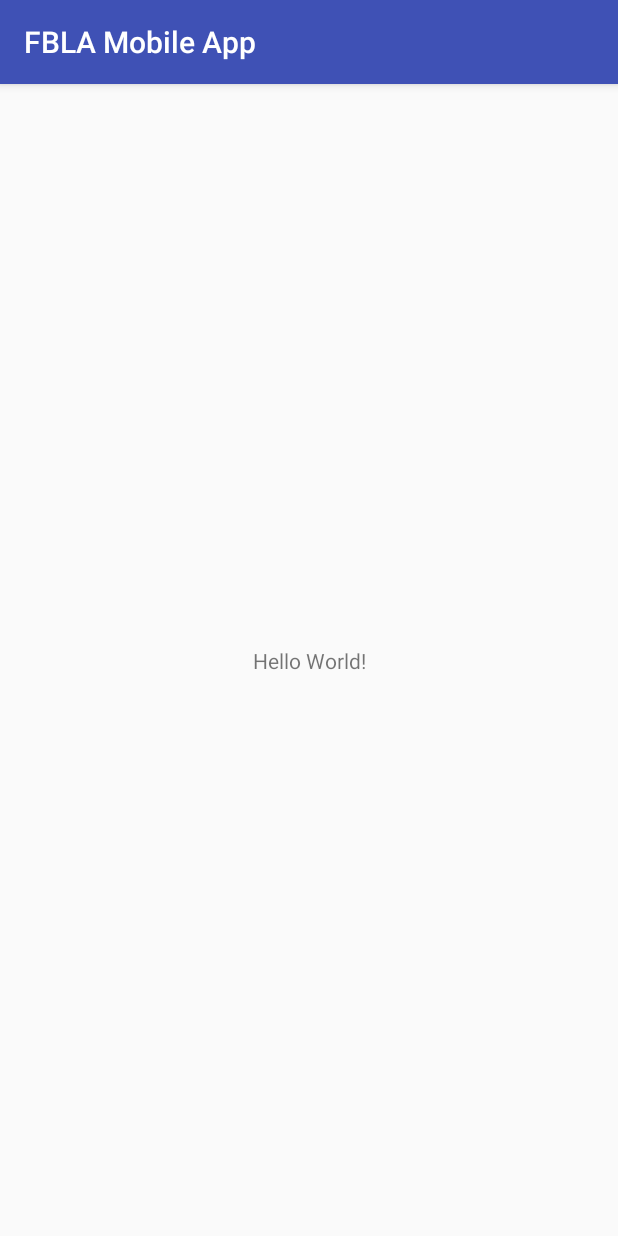
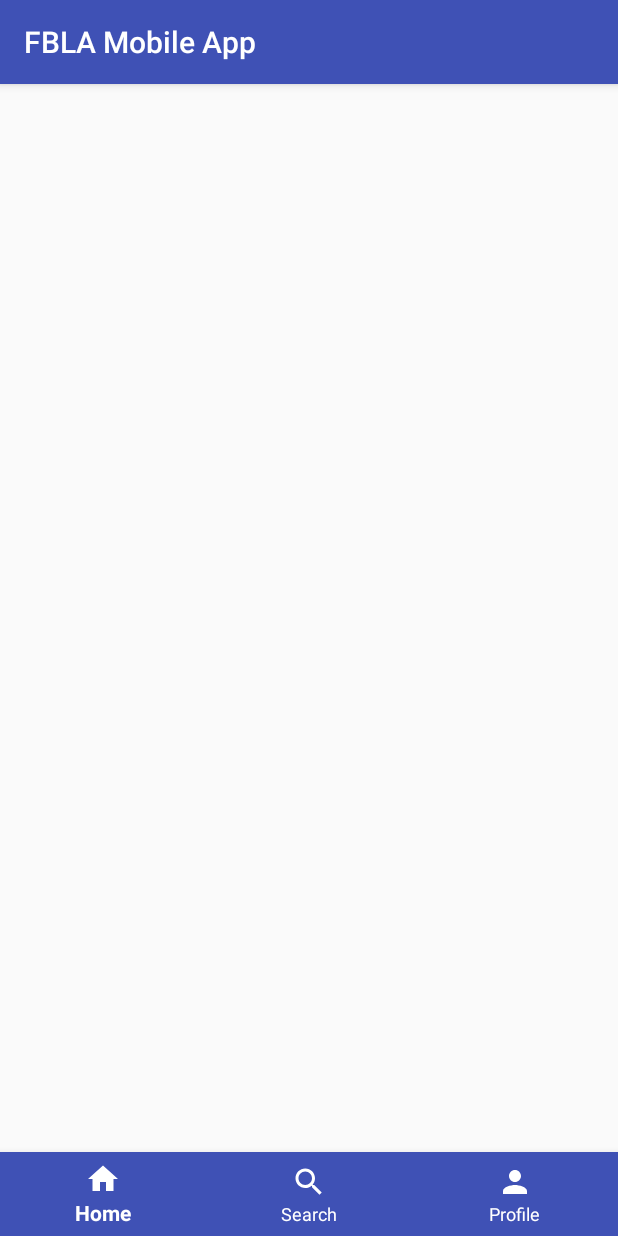
Before and after one commit to YousefHaggy/FBLA-Mobile-App, an Android app: the screen it shows after launch (MainActivity), on a phone screen of 412 x 824 dp. Run offline under Robolectric (Android 15) with nearby library versions, the phone set to English and light mode, and no system bars.

Commit message:
Building Bottom Navigation Bar

```diff
--- a/app/build.gradle
+++ b/app/build.gradle
@@ -22,7 +22,9 @@
     implementation fileTree(dir: 'libs', include: ['*.jar'])
     implementation 'com.android.support:appcompat-v7:28.0.0'
     implementation 'com.android.support.constraint:constraint-layout:1.1.3'
+    implementation 'com.android.support:design:28.0.0'
     testImplementation 'junit:junit:4.12'
+
     androidTestImplementation 'com.android.support.test:runner:1.0.2'
     androidTestImplementation 'com.android.support.test.espresso:espresso-core:3.0.2'
 }
--- a/app/src/main/java/com/yousefhaggy/fblamobileapp/MainActivity.java
+++ b/app/src/main/java/com/yousefhaggy/fblamobileapp/MainActivity.java
@@ -1,13 +1,54 @@
 package com.yousefhaggy.fblamobileapp;
 
+import android.support.annotation.NonNull;
+import android.support.design.widget.BottomNavigationView;
+import android.support.v4.app.Fragment;
+import android.support.v4.app.FragmentTransaction;
+import android.support.v7.app.ActionBar;
 import android.support.v7.app.AppCompatActivity;
 import android.os.Bundle;
+import android.util.Log;
+import android.view.MenuItem;
 
 public class MainActivity extends AppCompatActivity {
+    //Bar at the top of app the shows page title,
+    //indicating to the user where they are on the app
+    private ActionBar toolbar;
+    //Bottom nav bar that controls navigation
+    private BottomNavigationView bottomNav;
 
     @Override
     protected void onCreate(Bundle savedInstanceState) {
         super.onCreate(savedInstanceState);
         setContentView(R.layout.activity_main);
+
+        bottomNav = (BottomNavigationView) findViewById(R.id.navigationView);
+        bottomNav.setOnNavigationItemSelectedListener(new BottomNavigationView.OnNavigationItemSelectedListener() {
+            @Override
+            public boolean onNavigationItemSelected(@NonNull MenuItem menuItem) {
+                //When a menu item is selected, display the corresponding page
+                DisplayFrame(menuItem.getItemId());
+                return true;
+            }
+        });
+    }
+    private void DisplayFrame(int id)
+    {
+        Fragment fragment=null;
+        //Assign fragment based off of the inputted id
+        switch(id)
+        {
+            case R.id.nav_home:
+                fragment=new HomePage();
+                break;
+        }
+        if(fragment!=null)
+        {
+            FragmentTransaction fragmentTransaction=getSupportFragmentManager().beginTransaction();
+            //Replace main fragment container with new fragment
+            fragmentTransaction.replace(R.id.container,fragment);
+            fragmentTransaction.commit();
+        }
+
     }
 }
--- /dev/null
+++ b/app/src/main/res/drawable/ic_home.xml
@@ -0,0 +1,5 @@
+<vector android:height="24dp" android:tint="#FFFFFF"
+    android:viewportHeight="24.0" android:viewportWidth="24.0"
+    android:width="24dp" xmlns:android="http://schemas.android.com/apk/res/android">
+    <path android:fillColor="#FF000000" android:pathData="M10,20v-6h4v6h5v-8h3L12,3 2,12h3v8z"/>
+</vector>
--- /dev/null
+++ b/app/src/main/res/drawable/ic_person.xml
@@ -0,0 +1,5 @@
+<vector android:height="24dp" android:tint="#FFFFFF"
+    android:viewportHeight="24.0" android:viewportWidth="24.0"
+    android:width="24dp" xmlns:android="http://schemas.android.com/apk/res/android">
+    <path android:fillColor="#FF000000" android:pathData="M12,12c2.21,0 4,-1.79 4,-4s-1.79,-4 -4,-4 -4,1.79 -4,4 1.79,4 4,4zM12,14c-2.67,0 -8,1.34 -8,4v2h16v-2c0,-2.66 -5.33,-4 -8,-4z"/>
+</vector>
--- /dev/null
+++ b/app/src/main/res/drawable/ic_search.xml
@@ -0,0 +1,5 @@
+<vector android:height="24dp" android:tint="#FFFFFF"
+    android:viewportHeight="24.0" android:viewportWidth="24.0"
+    android:width="24dp" xmlns:android="http://schemas.android.com/apk/res/android">
+    <path android:fillColor="#FF000000" android:pathData="M15.5,14h-0.79l-0.28,-0.27C15.41,12.59 16,11.11 16,9.5 16,5.91 13.09,3 9.5,3S3,5.91 3,9.5 5.91,16 9.5,16c1.61,0 3.09,-0.59 4.23,-1.57l0.27,0.28v0.79l5,4.99L20.49,19l-4.99,-5zM9.5,14C7.01,14 5,11.99 5,9.5S7.01,5 9.5,5 14,7.01 14,9.5 11.99,14 9.5,14z"/>
+</vector>
--- a/app/src/main/res/layout/activity_main.xml
+++ b/app/src/main/res/layout/activity_main.xml
@@ -5,14 +5,24 @@
     android:layout_width="match_parent"
     android:layout_height="match_parent"
     tools:context=".MainActivity">
-
-    <TextView
-        android:layout_width="wrap_content"
-        android:layout_height="wrap_content"
-        android:text="Hello World!"
-        app:layout_constraintBottom_toBottomOf="parent"
-        app:layout_constraintLeft_toLeftOf="parent"
-        app:layout_constraintRight_toRightOf="parent"
-        app:layout_constraintTop_toTopOf="parent" />
-
+<FrameLayout
+    android:id="@+id/container"
+    android:layout_width="match_parent"
+    android:layout_height="match_parent"
+/>
+   <android.support.design.widget.BottomNavigationView
+       android:id="@+id/navigationView"
+       android:layout_height="wrap_content"
+       android:layout_width="match_parent"
+       android:layout_marginEnd="0dp"
+       android:layout_marginStart="0dp"
+       android:background="?android:attr/windowBackground"
+       app:layout_constraintBottom_toBottomOf="parent"
+       app:layout_constraintLeft_toLeftOf="parent"
+       app:layout_constraintRight_toRightOf="parent"
+       app:itemBackground="@color/colorPrimary"
+       app:itemIconTint="@color/white"
+       app:itemTextColor="@color/white"
+       app:menu="@menu/navigation"
+       />
 </android.support.constraint.ConstraintLayout>
--- /dev/null
+++ b/app/src/main/res/menu/navigation.xml
@@ -0,0 +1,17 @@
+<?xml version="1.0" encoding="utf-8"?>
+<menu xmlns:app="http://schemas.android.com/apk/res-auto"
+    xmlns:android="http://schemas.android.com/apk/res/android">
+
+    <item
+        android:id="@+id/nav_home"
+        android:icon="@drawable/ic_home"
+        android:title="Home" />
+    <item
+        android:id="@+id/nav_search"
+        android:icon="@drawable/ic_search"
+        android:title="Search" />
+    <item
+        android:id="@+id/nav_profile"
+        android:icon="@drawable/ic_person"
+        android:title="Profile" />
+</menu>
--- a/app/src/main/res/values/colors.xml
+++ b/app/src/main/res/values/colors.xml
@@ -3,4 +3,5 @@
     <color name="colorPrimary">#3F51B5</color>
     <color name="colorPrimaryDark">#303F9F</color>
     <color name="colorAccent">#FF4081</color>
+    <color name="white">#FFFFFF</color>
 </resources>
--- a/app/src/main/res/values/styles.xml
+++ b/app/src/main/res/values/styles.xml
@@ -1,7 +1,7 @@
 <resources>
 
     <!-- Base application theme. -->
-    <style name="AppTheme" parent="Theme.AppCompat.Light.DarkActionBar">
+    <style name="AppTheme" parent="Base.Theme.AppCompat.Light.DarkActionBar">
         <!-- Customize your theme here. -->
         <item name="colorPrimary">@color/colorPrimary</item>
         <item name="colorPrimaryDark">@color/colorPrimaryDark</item>
--- a/build.gradle
+++ b/build.gradle
@@ -8,6 +8,7 @@
     }
     dependencies {
         classpath 'com.android.tools.build:gradle:3.1.3'
+
 
 
         // NOTE: Do not place your application dependencies here; they belong
```
Also changed, not shown: app/src/main/java/com/yousefhaggy/fblamobileapp/HomePage.java (added, +22 -0 lines), app/src/main/res/layout/home_page.xml (added, +23 -0 lines), 1 other file.
